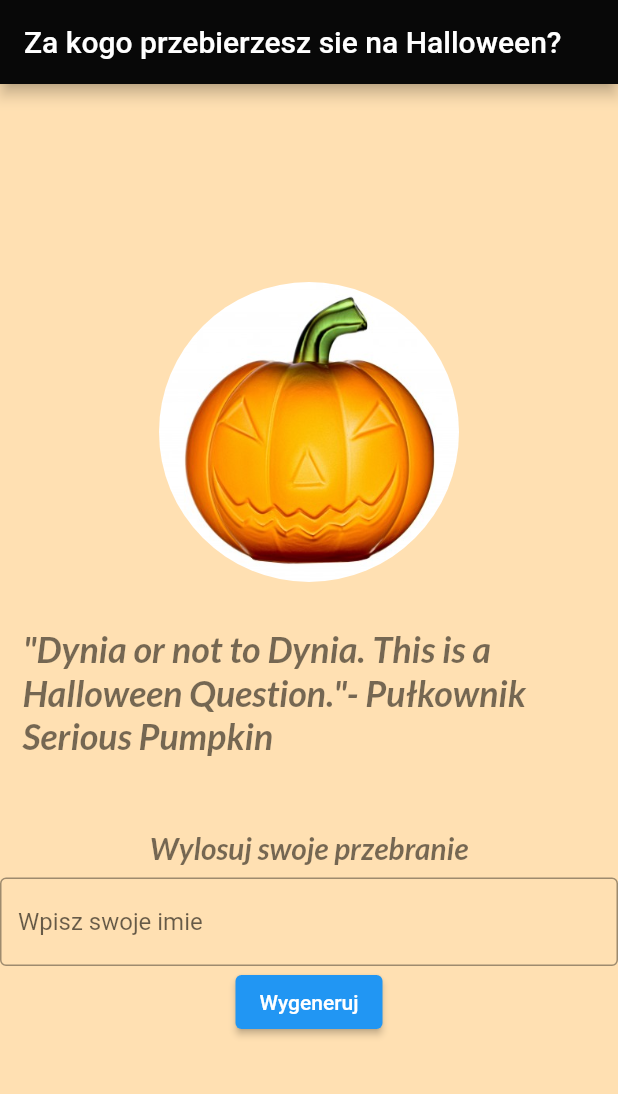
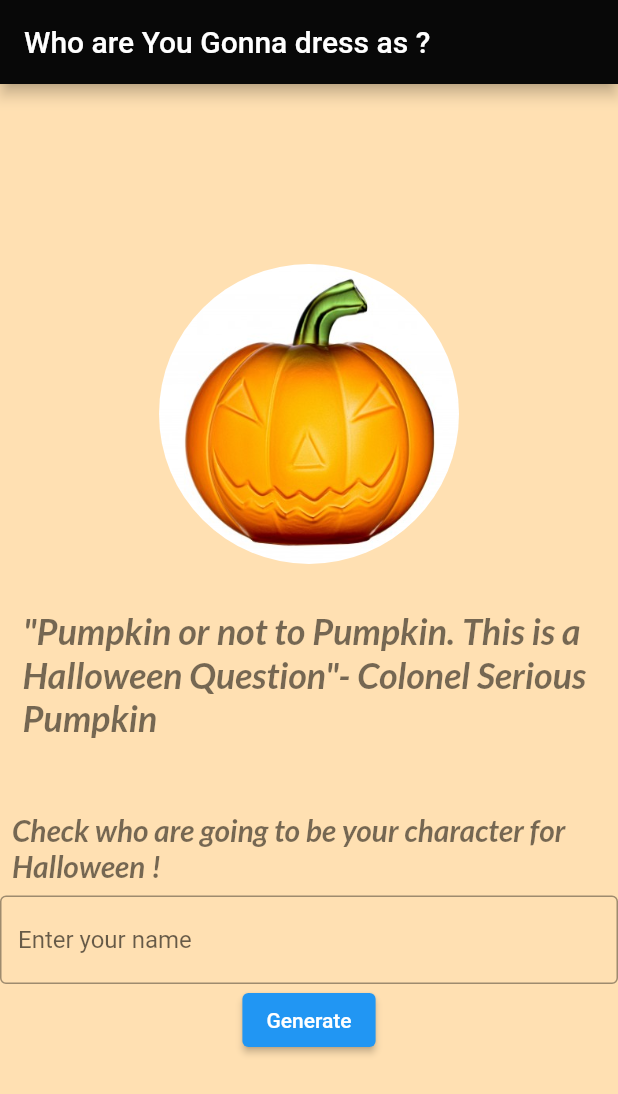
Before and after one commit to piotrmazimazurek/Daily-World-Weather, a Flutter app: the screen it shows after launch, on a phone screen of 412 x 824 dp. Shown: the top 1094 px of the screen. Run offline on Flutter 3.47's test engine with Material 2 defaults, Android fonts, the phone set to English and light mode, and no system bars; our stand-ins replace google_fonts.

Commit message:
Change App Language to English

```diff
--- a/lib/first/first_page.dart
+++ b/lib/first/first_page.dart
@@ -16,7 +16,7 @@ class FirstPage extends StatelessWidget {
     return Scaffold(
         appBar: AppBar(
           title: Text(
-            "Za kogo przebierzesz sie na Halloween?",
+            "Who are You Gonna dress as ?",
           ),
           backgroundColor: Color.fromARGB(255, 8, 8, 8),
         ),
@@ -36,7 +36,7 @@ class FirstPage extends StatelessWidget {
                 Padding(
                   padding: EdgeInsets.all(15.0),
                   child: Text(
-                    '"Dynia or not to Dynia. This is a Halloween Question."- Pułkownik Serious Pumpkin',
+                    '"Pumpkin or not to Pumpkin. This is a Halloween Question"- Colonel Serious Pumpkin',
                     style: GoogleFonts.lato(
                       textStyle: Theme.of(context).textTheme.headline4,
                       fontSize: 24,
@@ -51,7 +51,7 @@ class FirstPage extends StatelessWidget {
                 Padding(
                   padding: EdgeInsets.all(8.0),
                   child: Text(
-                    "Wylosuj swoje przebranie",
+                    "Check who are going to be your character for Halloween ! ",
                     style: GoogleFonts.lato(
                       textStyle: Theme.of(context).textTheme.headline4,
                       fontSize: 20,
@@ -64,7 +64,7 @@ class FirstPage extends StatelessWidget {
                   controller: controller,
                   decoration: InputDecoration(
                       border: OutlineInputBorder(),
-                      hintText: "Wpisz swoje imie"),
+                      hintText: "Enter your name"),
                 ),
                 ElevatedButton(
                   onPressed: () {
@@ -73,7 +73,7 @@ class FirstPage extends StatelessWidget {
                     );
                     controller.clear();
                   },
-                  child: Text('Wygeneruj'),
+                  child: Text('Generate'),
                 ),
               ],
             ),
--- a/lib/info/info_page.dart
+++ b/lib/info/info_page.dart
@@ -11,7 +11,7 @@ class InfoPage extends StatelessWidget {
   Widget build(BuildContext context) {
     return Scaffold(
       appBar: AppBar(
-          title: const Text("Za kogo przebierzesz sie na Halloween?"),
+          title: Text("GOOD ONE ! "),
           backgroundColor: const Color.fromARGB(255, 8, 8, 8)),
     );
   }
```
